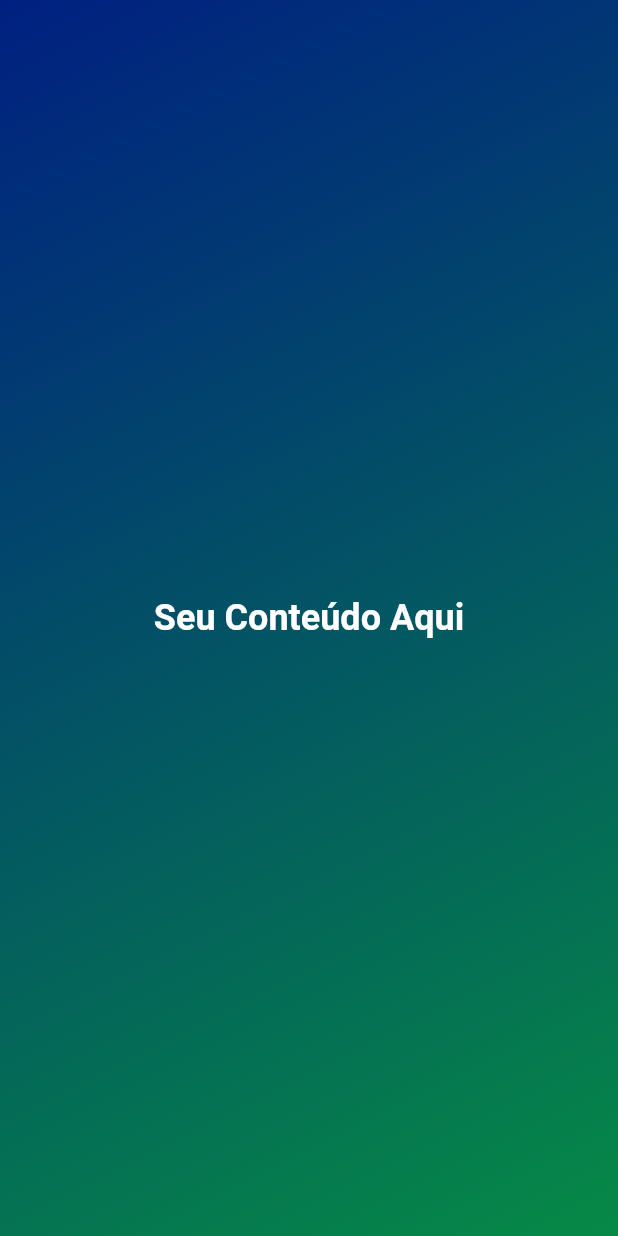
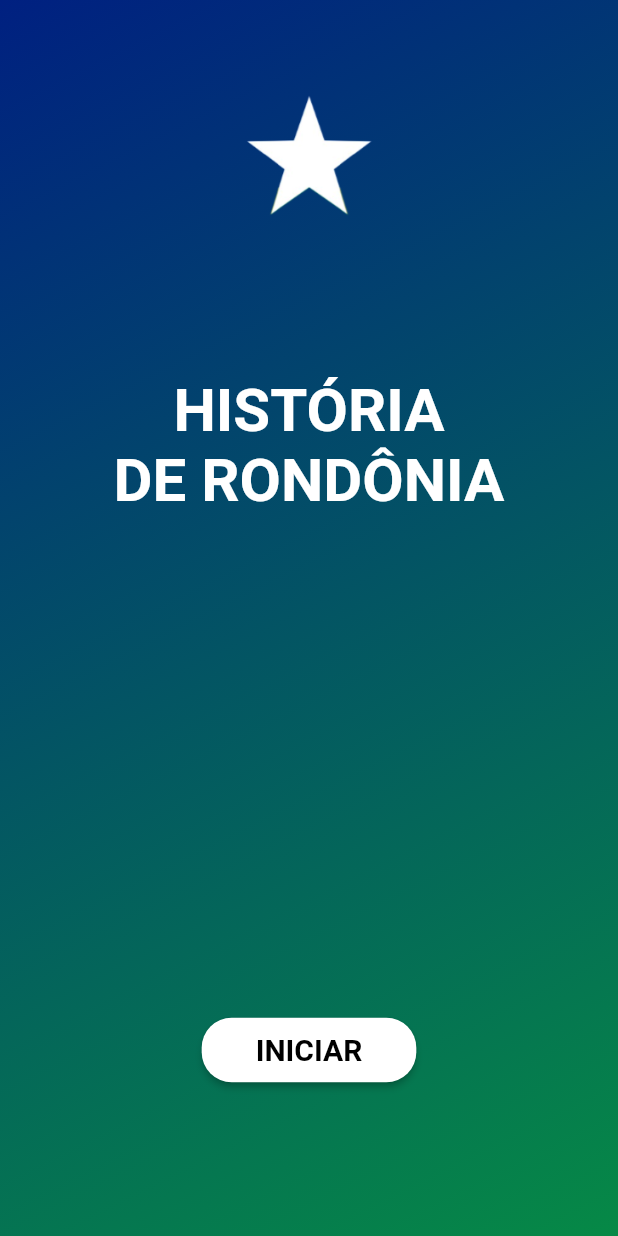
Before and after one commit to cahenq/quiz-historia-de-rondonia, a Flutter app: the screen it shows after launch, on a phone screen of 412 x 824 dp. Run offline on Flutter 3.47's test engine with Material 2 defaults, Android fonts, the phone set to English and light mode, and no system bars; Roboto replaces fonts that are missing (GeometryExtraBold).

Commit message:
Tela de Inicío pronta e Tela de Perguntas a Fazer

```diff
--- a/lib/tela_inicio.dart
+++ b/lib/tela_inicio.dart
@@ -1,4 +1,5 @@
 import 'package:flutter/material.dart';
+import 'tela_perguntas.dart'; // Importe o arquivo tela_perguntas.dart
 
 class TelaInicio extends StatelessWidget {
   @override
@@ -13,16 +14,69 @@ class TelaInicio extends StatelessWidget {
             colors: [Color(0xFF002081), Color(0xFF068946)],
           ),
         ),
-        child: Center(
-          child: Text(
-            'Seu Conteúdo Aqui',
-            style: TextStyle(
-              fontFamily: 'GeometryExtraBold',
-              fontWeight: FontWeight.bold, // Bold
-              color: Colors.white,
-              fontSize: 24.0,
+        child: Column(
+          mainAxisAlignment: MainAxisAlignment.center,
+          children: <Widget>[
+            Positioned(
+              top: 100,
+              left: 100,
+              child: Image.asset(
+                'assets/images/estrela_de_rondonia.png',
+                width: 250.0,
+                height: 250.0,
+              ),
             ),
-          ),
+            Positioned(
+              top: 283,
+              left: 100,
+              child: Text(
+                'HISTÓRIA\nDE RONDÔNIA',
+                textAlign: TextAlign.center,
+                style: TextStyle(
+                  fontFamily: 'GeometryExtraBold',
+                  fontWeight: FontWeight.bold,
+                  color: Colors.white,
+                  fontSize: 40.0,
+                ),
+              ),
+            ),
+            Expanded(
+              child: Align(
+                alignment: Alignment.bottomCenter,
+                child: Container(
+                  margin: EdgeInsets.only(bottom: 100.0, top: 110.0),
+                  child: ElevatedButton(
+                    onPressed: () {
+                      Navigator.push(
+                        context,
+                        MaterialPageRoute(builder: (context) => TelaPerguntas()),
+                      );
+                    },
+                    style: ButtonStyle(
+                      backgroundColor: MaterialStateProperty.all(Colors.white),
+                      shape: MaterialStateProperty.all<RoundedRectangleBorder>(
+                        RoundedRectangleBorder(
+                          borderRadius: BorderRadius.circular(20.0),
+                        ),
+                      ),
+                    ),
+                    child: Padding(
+                      padding: EdgeInsets.symmetric(horizontal: 20.0, vertical: 10.0),
+                      child: Text(
+                        'INICIAR',
+                        style: TextStyle(
+                          fontFamily: 'GeometryExtraBold',
+                          fontWeight: FontWeight.bold,
+                          color: Colors.black,
+                          fontSize: 20.0,
+                        ),
+                      ),
+                    ),
+                  ),
+                ),
+              ),
+            ),
+          ],
         ),
       ),
     );
--- a/pubspec.yaml
+++ b/pubspec.yaml
@@ -59,8 +59,8 @@ flutter:
   uses-material-design: true
 
   # To add assets to your application, add an assets section, like this:
-  # assets:
-  #   - images/a_dot_burr.jpeg
+  assets:
+     - assets/images/estrela_de_rondonia.png
   #   - images/a_dot_ham.jpeg
 
   # An image asset can refer to one or more resolution-specific "variants", see
```
Also changed, not shown: lib/tela_perguntas.dart (added, +47 -0 lines), assets/images/estrela_de_rondonia.png (added).
